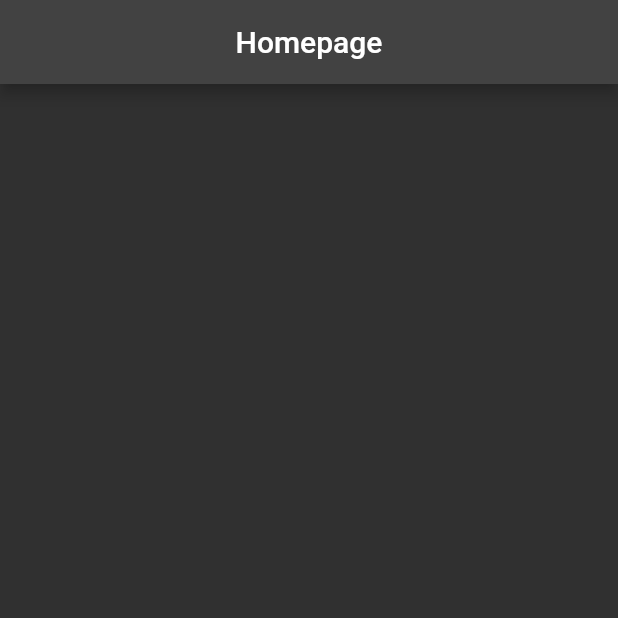
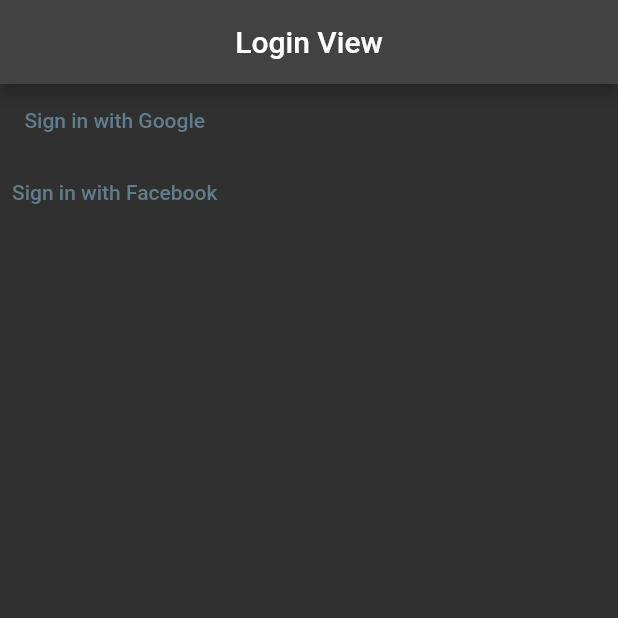
Before and after one commit to YashSharma-gg/small_insta_clone, a Flutter app: the screen it shows after launch, on a phone screen of 412 x 824 dp, the top half of it. Run offline on Flutter 3.47's test engine with Material 2 defaults, Android fonts, the phone set to English and light mode, and no system bars; our stand-ins replace cloud_firestore, firebase_auth, firebase_core, google_sign_in, hooks_riverpod; missing offline and left inert: flutter_facebook_auth; accounts and stored records are empty.

Commit message:
Login-Logout Feature

```diff
--- a/lib/main.dart
+++ b/lib/main.dart
@@ -1,7 +1,16 @@
 import 'package:flutter/material.dart';
 import 'package:hooks_riverpod/hooks_riverpod.dart';
+import 'package:instagram_clone/state/auth/backend/authenticator.dart';
+import 'package:instagram_clone/state/auth/providers/auth_state_provider.dart';
+import 'package:instagram_clone/state/auth/providers/is_logged_in_provider.dart';
 import 'firebase_options.dart';
 import 'package:firebase_core/firebase_core.dart';
+
+import 'dart:developer' as devtools show log;
+
+extension Log on Object {
+  void log() => devtools.log(toString());
+}
 
 void main() async {
   WidgetsFlutterBinding.ensureInitialized();
@@ -33,22 +42,85 @@ class App extends StatelessWidget {
       ),
       themeMode: ThemeMode.dark,
       debugShowCheckedModeBanner: false,
-      home: const HomePage(),
+      home: Consumer(builder: (context, ref, child) {
+        final isLoggedIn = ref.watch(isLoggedInProvider);
+        if (isLoggedIn) {
+          return const MainView();
+        } else {
+          return const LoginView();
+        }
+      }),
     );
   }
 }
 
-class HomePage extends ConsumerWidget {
-  const HomePage({super.key});
+// for when you are already logged in
+class MainView extends ConsumerWidget {
+  const MainView({super.key});
 
   @override
   Widget build(BuildContext context, WidgetRef ref) {
     return Scaffold(
       appBar: AppBar(
         title: const Center(
-          child: Text('Homepage'),
+          child: Text('Main View'),
+        ),
+      ),
+      body: TextButton(
+        onPressed: () async {
+          await ref.read(authStateProvider.notifier).logOut();
+        },
+        child: const Text(
+          'Logout',
         ),
       ),
     );
   }
 }
+
+class LoginView extends StatelessWidget {
+  const LoginView({
+    super.key,
+  });
+
+  @override
+  Widget build(BuildContext context) {
+    return Scaffold(
+      appBar: AppBar(
+        title: const Center(
+          child: Text('Login View'),
+        ),
+      ),
+      body: Column(
+        children: [
+          Consumer(
+            builder: (context, ref, child) {
+              return TextButton(
+                onPressed: () async {
+                  await ref.watch(authStateProvider.notifier).loginWithGoogle();
+                },
+                child: const Text(
+                  'Sign in with Google',
+                ),
+              );
+            },
+          ),
+          Consumer(
+            builder: (context, ref, child) {
+              return TextButton(
+                onPressed: () async {
+                  await ref
+                      .watch(authStateProvider.notifier)
+                      .loginWithFacebook();
+                },
+                child: const Text(
+                  'Sign in with Facebook',
+                ),
+              );
+            },
+          ),
+        ],
+      ),
+    );
+  }
+}
--- a/lib/state/auth/backend/authenticator.dart
+++ b/lib/state/auth/backend/authenticator.dart
@@ -1,11 +1,12 @@
 import 'package:instagram_clone/state/auth/constants/constants.dart';
 import 'package:instagram_clone/state/auth/models/auth_result.dart';
-import 'package:instagram_clone/state/hosts/typedef/user_id.dart';
+import 'package:instagram_clone/state/posts/typedef/user_id.dart';
 import 'package:firebase_auth/firebase_auth.dart';
 import 'package:google_sign_in/google_sign_in.dart';
 import 'package:flutter_facebook_auth/flutter_facebook_auth.dart';
 
 class Authenticator {
+  const Authenticator();
   User? get currentUser => FirebaseAuth.instance.currentUser;
   UserId? get userId => currentUser?.uid;
   bool get isAlreadyLoggedIn => userId != null;
--- a/lib/state/auth/models/auth_state.dart
+++ b/lib/state/auth/models/auth_state.dart
@@ -1,7 +1,7 @@
 import 'package:flutter/foundation.dart' show immutable;
 import './auth_result.dart';
 
-import '../../hosts/typedef/user_id.dart';
+import '../../posts/typedef/user_id.dart';
 
 @immutable
 class AuthState {
--- /dev/null
+++ b/lib/state/auth/providers/auth_state_provider.dart
@@ -0,0 +1,7 @@
+import 'package:hooks_riverpod/hooks_riverpod.dart';
+import 'package:instagram_clone/state/auth/models/auth_state.dart';
+import 'package:instagram_clone/state/auth/notifier/auth_state_notifier.dart';
+
+final authStateProvider = StateNotifierProvider<AuthStateNotifier, AuthState>(
+  (_) => AuthStateNotifier(),
+);
--- /dev/null
+++ b/lib/state/auth/providers/is_logged_in_provider.dart
@@ -0,0 +1,8 @@
+import 'package:hooks_riverpod/hooks_riverpod.dart';
+import 'package:instagram_clone/state/auth/models/auth_result.dart';
+import 'package:instagram_clone/state/auth/providers/auth_state_provider.dart';
+
+final isLoggedInProvider = Provider<bool>((ref) {
+  final authState = ref.watch(authStateProvider);
+  return authState.result == AuthResult.success;
+});
```
Also changed, not shown: lib/state/auth/constants/firebase_collection_name.dart (added, +12 -0 lines), lib/state/auth/notifier/auth_state_notifier.dart (added, +66 -0 lines), lib/state/auth/providers/user_id_provider.dart (added, +8 -0 lines), lib/state/constants/firebase_field_name.dart (added, +14 -0 lines), lib/state/user_info/backend/user_info_storage.dart (added, +47 -0 lines), lib/state/user_info/models/user_info_payload.dart (added, +20 -0 lines), lib/state/posts/typedef/user_id.dart (renamed from lib/state/hosts/typedef/user_id.dart), 1 other file.
